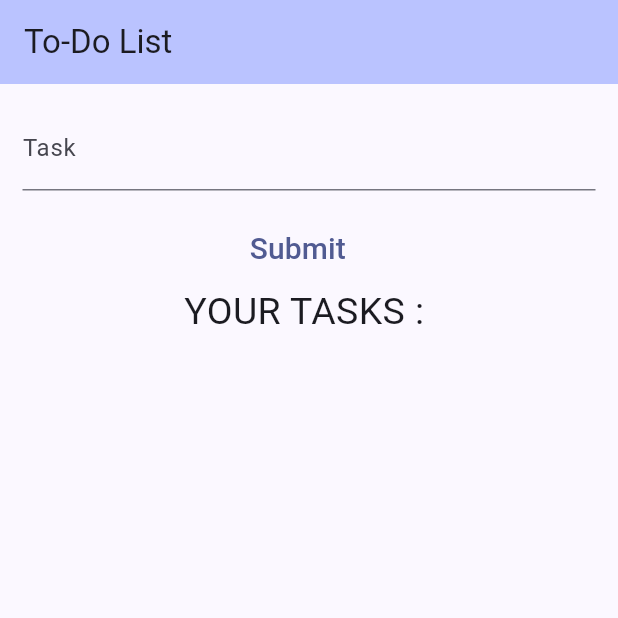
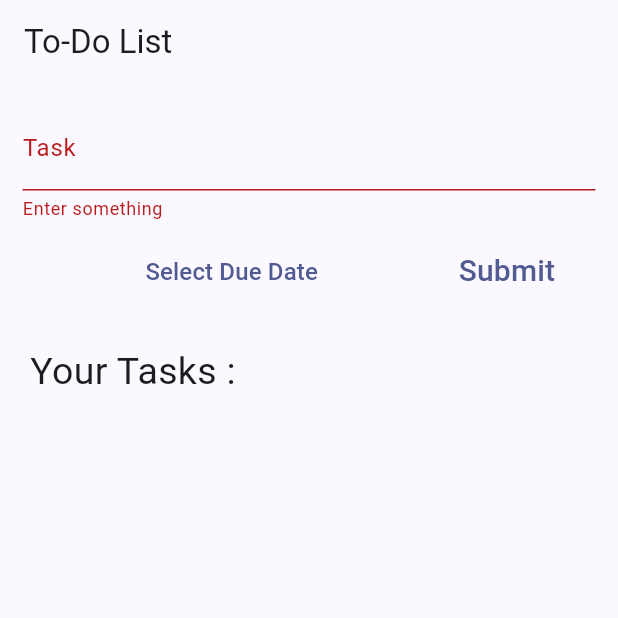
Before and after one commit to Neeth-N/todo_list_flutter, a Flutter app: the screen it shows after launch, after a tap on "Submit", on a phone screen of 412 x 824 dp, the top half of it. Run offline on Flutter 3.47's test engine with Material 3 defaults, Android fonts, the phone set to English and light mode, and no system bars.

Commit message:
Fifth Commit

```diff
--- a/lib/main.dart
+++ b/lib/main.dart
@@ -34,52 +34,73 @@ class ToDoPage extends StatefulWidget {
 class _ToDoState extends State<ToDoPage> {
 
   List<Todo> task = [];
+  String curv = '';
   // final _formKey = GlobalKey<FormState>();
   GlobalKey<FormState> formkey = GlobalKey();
+  late DateTime selectedDate;
+
+  @override
+  void initState() {
+    super.initState();
+    selectedDate = DateTime.now();
+  }
+
   @override
   Widget build(BuildContext context) {
     return Scaffold(
         appBar: AppBar(
-        backgroundColor: Theme.of(context).colorScheme.inversePrimary,
         title: Text(widget.title),
     ),
-      body: Container(
+    body: Padding(
+    padding: const EdgeInsets.all(15.0),
     child: Column(
+    crossAxisAlignment: CrossAxisAlignment.start,
     children: [
-            Padding(
-            padding: const EdgeInsets.all(15),
-
-          child: Form(
+    Form(
     key: formkey,
-            child: TextFormField(
-              // onSubmitted: (value) => setState(() => task = value),
-              validator: (val){
-                  if (val != null) {
-                    val = val.trim();
-                    if(val.isNotEmpty) {
-                      task.add(val);
-                      print(task);
-                      setState(() {});
-                    }
+    child: Column(
+    crossAxisAlignment: CrossAxisAlignment.start,
+    children: [
+    TextFormField(
+    validator: (val) {
+    if (val == null || val.isEmpty) {
+    return 'Enter something';
     }
     else{
-                    return 'Enter Something';
+      curv = val;
+    return null;
     }
-                  return null;
     },
-              // textInputAction: TextInputAction.done,
-              decoration: const InputDecoration(
+    decoration: InputDecoration(
     labelText: "Task",
-                hintText: "Enter your Task here",
+    hintText: "Enter your task here",
     ),
+    ),
+    SizedBox(height: 10),
+    Row(
+    children: [
+    Expanded(
+    child: TextButton(
+    onPressed: () => _selectDate(context),
+    child: Text(
+    'Select Due Date',
+    style: TextStyle(fontSize: 16),
     ),
     ),
     ),
 
             TextButton(
+
                 onPressed: (){
-                  if (formkey.currentState!.validate()) {}
-                    formkey.currentState!.reset();
+                  if (formkey.currentState!.validate()) {
+
+                  }
+                      setState(() {
+                      task.add(Todo(
+                      action: curv.trim(),
+                      dueDate: selectedDate,
+                ));
+                  });
                 },
                 child:
                     Padding(
@@ -87,11 +108,47 @@ class _ToDoState extends State<ToDoPage> {
                 child: Text('Submit', style: TextStyle(fontSize: 20),
                 ))),
 
-            Text("YOUR TASKS : ", style: TextStyle(fontSize: 25),),
 
+    ],
+    ),
+      Padding(
+        padding: EdgeInsets.only(left: 5,top: 25),
+        child: Text('Your Tasks :', style: TextStyle(fontSize: 25)),
+      ),
+      // Expanded(
+      //   child: ListView.builder(
+      //     itemCount: task.length,
+      //     itemBuilder: (context, index) {
+      //       return ListTile(
+      //         title: Text(task[index].action),
+      //         subtitle: Text(
+      //           'Due Date: ${task[index].dueDate.day}/${task[index].dueDate.month}/${task[index].dueDate.year}',
+      //         ),
+      //       );
+      //     },
+      //   ),
+      // ),
+
+    ],
+    ),
+    ),
     ],
     ),
     ),
     );
   }
+
+  Future<void> _selectDate(BuildContext context) async {
+    final DateTime? picked = await showDatePicker(
+      context: context,
+      initialDate: selectedDate,
+      firstDate: DateTime.now(),
+      lastDate: DateTime(2100),
+    );
+    if (picked != null && picked != selectedDate) {
+      setState(() {
+        selectedDate = picked;
+      });
     }
+  }
+}
```
Lines whose indentation alone changed are shown as unchanged.
